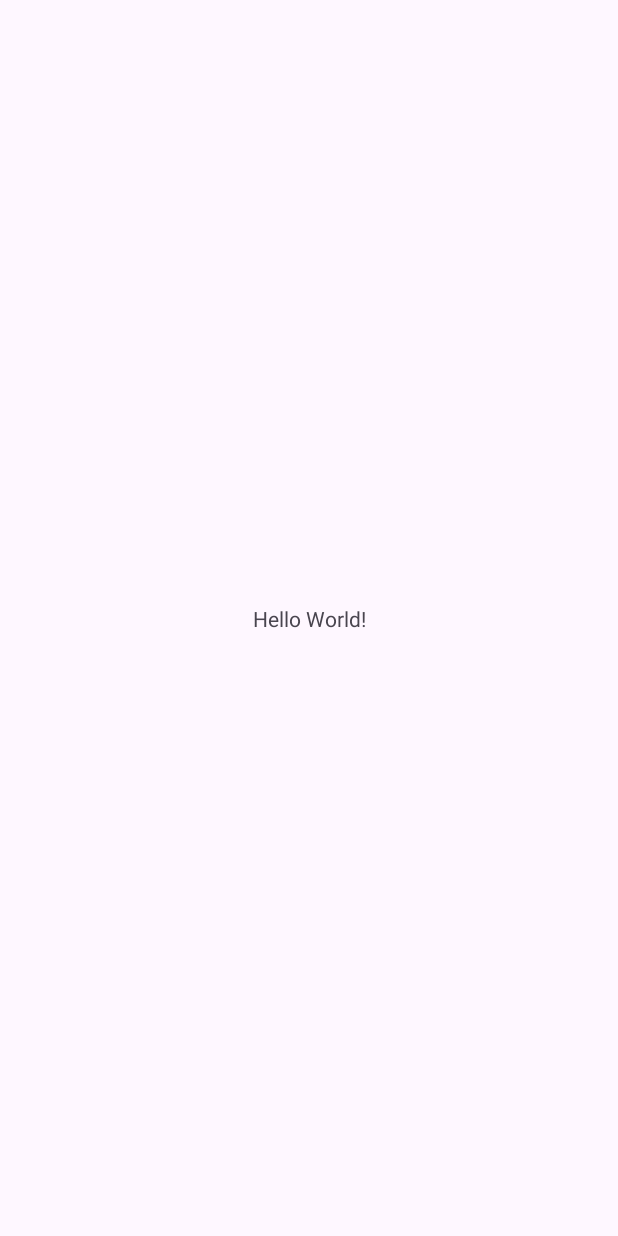
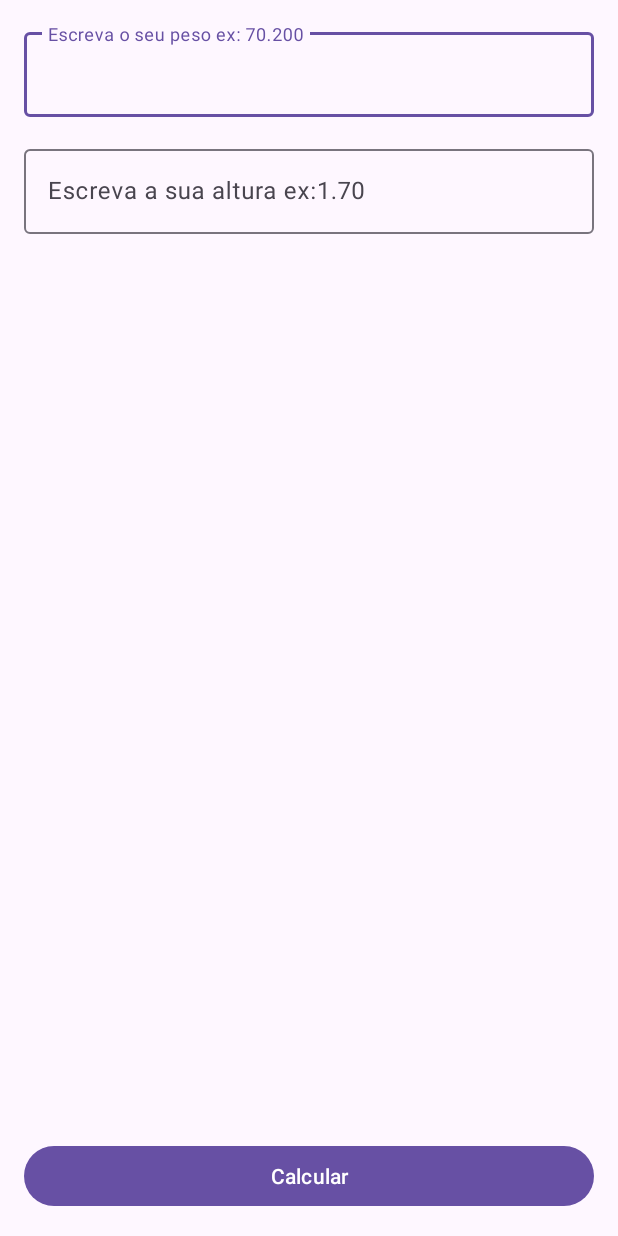
Before and after one commit to Grsis/BMIcalculator, an Android app: the screen it shows after launch (MainActivity), on a phone screen of 412 x 824 dp. Before the commit the screen is almost empty. Run offline under Robolectric (Android 15) with nearby library versions, the phone set to English and light mode, and no system bars.

Commit message:
Home screen edittext

```diff
--- a/app/src/main/java/com/comunidadedevspace/imc/MainActivity.kt
+++ b/app/src/main/java/com/comunidadedevspace/imc/MainActivity.kt
@@ -2,10 +2,32 @@ package com.comunidadedevspace.imc
 
 import androidx.appcompat.app.AppCompatActivity
 import android.os.Bundle
+import android.widget.Button
+import com.google.android.material.textfield.TextInputEditText
 
 class MainActivity : AppCompatActivity() {
     override fun onCreate(savedInstanceState: Bundle?) {
         super.onCreate(savedInstanceState)
         setContentView(R.layout.activity_main)
+
+        // Recuperar os componentes EditText
+            //Criar uma variavel e associar o componente de UI<EditText>
+        //Recuperar o botao da tela
+
+        //Colocar açao no botao setOnClickListener
+        // Recuperar o texto digitado no edt peso
+
+        val  edtPeso = findViewById<TextInputEditText>(R.id.edt_peso)
+        val edtAltura = findViewById<TextInputEditText>(R.id.edt_altura)
+
+        val btnCalcular = findViewById<Button>(R.id.btn_calcular)
+
+        btnCalcular.setOnClickListener{
+            val peso = edtPeso.text
+            val altura = edtAltura.text
+
+            println("p" + altura)
+        }
+
     }
 }
--- a/app/src/main/res/layout/activity_main.xml
+++ b/app/src/main/res/layout/activity_main.xml
@@ -6,13 +6,49 @@
     android:layout_height="match_parent"
     tools:context=".MainActivity">
 
-    <TextView
-        android:layout_width="wrap_content"
+
+    <Button
+        android:id="@+id/btn_calcular"
+        android:layout_width="match_parent"
         android:layout_height="wrap_content"
-        android:text="Hello World!"
+        android:layout_margin="16dp"
+        android:text="Calcular"
         app:layout_constraintBottom_toBottomOf="parent"
+        tools:layout_editor_absoluteX="168dp" />
+
+    <com.google.android.material.textfield.TextInputLayout
+        android:id="@+id/textInputLayout"
+        android:layout_width="match_parent"
+        android:layout_height="wrap_content"
+        android:layout_margin="16dp"
         app:layout_constraintEnd_toEndOf="parent"
         app:layout_constraintStart_toStartOf="parent"
-        app:layout_constraintTop_toTopOf="parent" />
+        app:layout_constraintTop_toTopOf="parent">
+
+        <com.google.android.material.textfield.TextInputEditText
+            android:id="@+id/edt_peso"
+            android:layout_width="match_parent"
+            android:layout_height="wrap_content"
+            android:hint="Escreva o seu peso ex: 70.200"
+            android:inputType="numberDecimal" />
+
+    </com.google.android.material.textfield.TextInputLayout>
+
+    <com.google.android.material.textfield.TextInputLayout
+        android:layout_width="match_parent"
+        android:layout_height="wrap_content"
+        android:layout_margin="16dp"
+        app:layout_constraintStart_toStartOf="parent"
+        app:layout_constraintTop_toBottomOf="@+id/textInputLayout">
+
+        <com.google.android.material.textfield.TextInputEditText
+            android:id="@+id/edt_altura"
+            android:layout_width="match_parent"
+            android:layout_height="wrap_content"
+            android:hint="Escreva a sua altura ex:1.70"
+            android:inputType="numberDecimal" />
+
+    </com.google.android.material.textfield.TextInputLayout>
+
 
 </androidx.constraintlayout.widget.ConstraintLayout>
--- a/build.gradle.kts
+++ b/build.gradle.kts
@@ -1,5 +1,5 @@
 // Top-level build file where you can add configuration options common to all sub-projects/modules.
 plugins {
-    id("com.android.application") version "8.1.2" apply false
+    id("com.android.application") version "8.3.0" apply false
     id("org.jetbrains.kotlin.android") version "1.9.0" apply false
 }
--- a/gradle.properties
+++ b/gradle.properties
@@ -1,23 +1,17 @@
-# Project-wide Gradle settings.
-# IDE (e.g. Android Studio) users:
-# Gradle settings configured through the IDE *will override*
-# any settings specified in this file.
-# For more details on how to configure your build environment visit
+## For more details on how to configure your build environment visit
 # http://www.gradle.org/docs/current/userguide/build_environment.html
+#
 # Specifies the JVM arguments used for the daemon process.
 # The setting is particularly useful for tweaking memory settings.
-org.gradle.jvmargs=-Xmx2048m -Dfile.encoding=UTF-8
+# Default value: -Xmx1024m -XX:MaxPermSize=256m
+# org.gradle.jvmargs=-Xmx2048m -XX:MaxPermSize=512m -XX:+HeapDumpOnOutOfMemoryError -Dfile.encoding=UTF-8
+#
 # When configured, Gradle will run in incubating parallel mode.
-# This option should only be used with decoupled projects. More details, visit
-# http://www.gradle.org/docs/current/userguide/multi_project_builds.html#sec:decoupled_projects
+# This option should only be used with decoupled projects. For more details, visit
+# https://developer.android.com/r/tools/gradle-multi-project-decoupled-projects
 # org.gradle.parallel=true
-# AndroidX package structure to make it clearer which packages are bundled with the
-# Android operating system, and which are packaged with your app's APK
-# https://developer.android.com/topic/libraries/support-library/androidx-rn
+#Sat Mar 02 18:26:00 GMT 2024
+android.nonTransitiveRClass=true
 android.useAndroidX=true
-# Kotlin code style for this project: "official" or "obsolete":
 kotlin.code.style=official
-# Enables namespacing of each library's R class so that its R class includes only the
-# resources declared in the library itself and none from the library's dependencies,
-# thereby reducing the size of the R class for that library
-android.nonTransitiveRClass=true
+org.gradle.jvmargs=-Xmx1536M -Dkotlin.daemon.jvm.options\="-Xmx2048M" -Dfile.encoding\=UTF-8
```
Also changed, not shown: gradle/wrapper/gradle-wrapper.properties.
